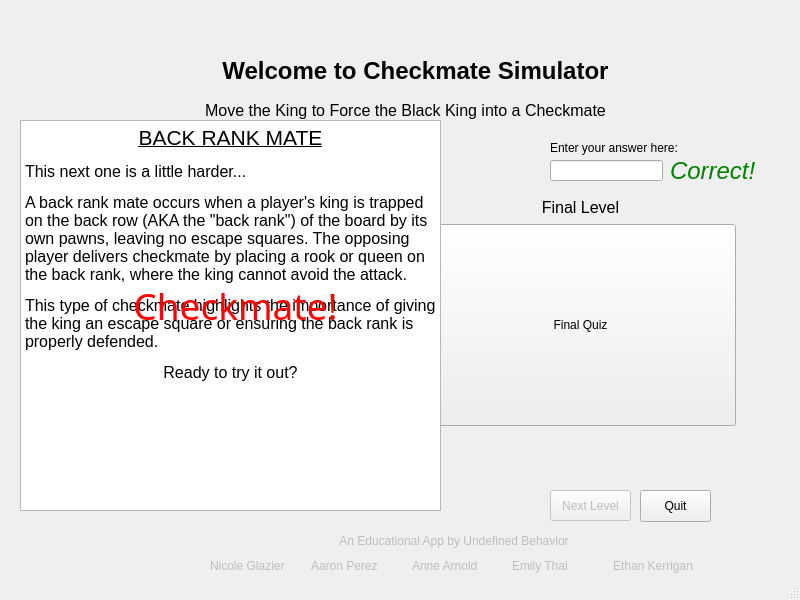
This is startmenu.ui in University-of-Utah-CS3505/a9-edu-app-f24-birdy117 as Qt 5 draws it before an edit. The edited form follows.
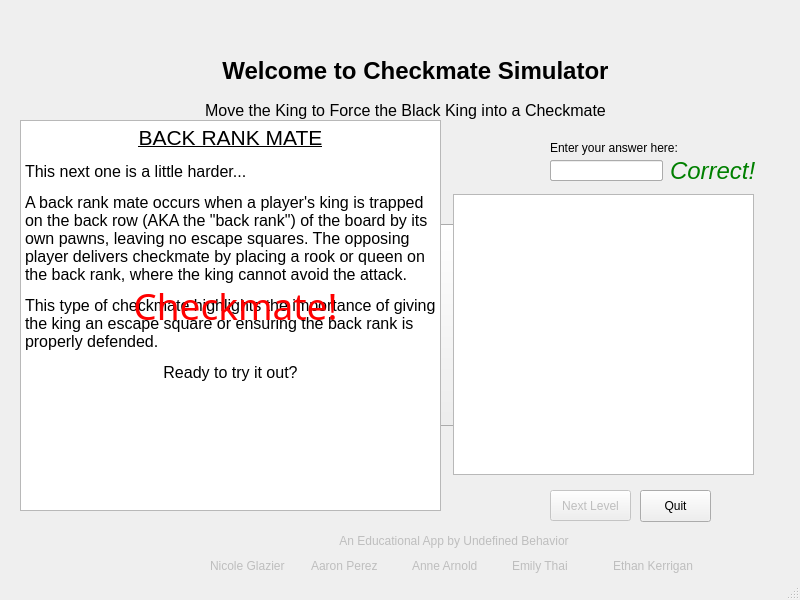
This is the edited form. Icons and pictures are not drawn.

Commit message: Added some widgets that got lost after merge conflict.

```diff
--- a/startmenu.ui
+++ b/startmenu.ui
@@ -638,6 +638,32 @@
      <string>Next Level</string>
     </property>
    </widget>
+   <widget class="QTextEdit" name="BackRankDesc">
+    <property name="geometry">
+     <rect>
+      <x>453</x>
+      <y>194</y>
+      <width>301</width>
+      <height>281</height>
+     </rect>
+    </property>
+    <property name="font">
+     <font>
+      <pointsize>14</pointsize>
+      <italic>false</italic>
+     </font>
+    </property>
+   </widget>
+   <widget class="QLineEdit" name="inputBackRank">
+    <property name="geometry">
+     <rect>
+      <x>550</x>
+      <y>160</y>
+      <width>113</width>
+      <height>21</height>
+     </rect>
+    </property>
+   </widget>
    <zorder>Title</zorder>
    <zorder>layoutWidget</zorder>
    <zorder>QuitButton</zorder>
@@ -654,6 +680,8 @@
    <zorder>directionsLabel</zorder>
    <zorder>CheckmateLabel</zorder>
    <zorder>NextLevelButton</zorder>
+   <zorder>BackRankDesc</zorder>
+   <zorder>inputBackRank</zorder>
   </widget>
   <widget class="QStatusBar" name="statusbar"/>
  </widget>
```
The commit also changes 2 other files.
